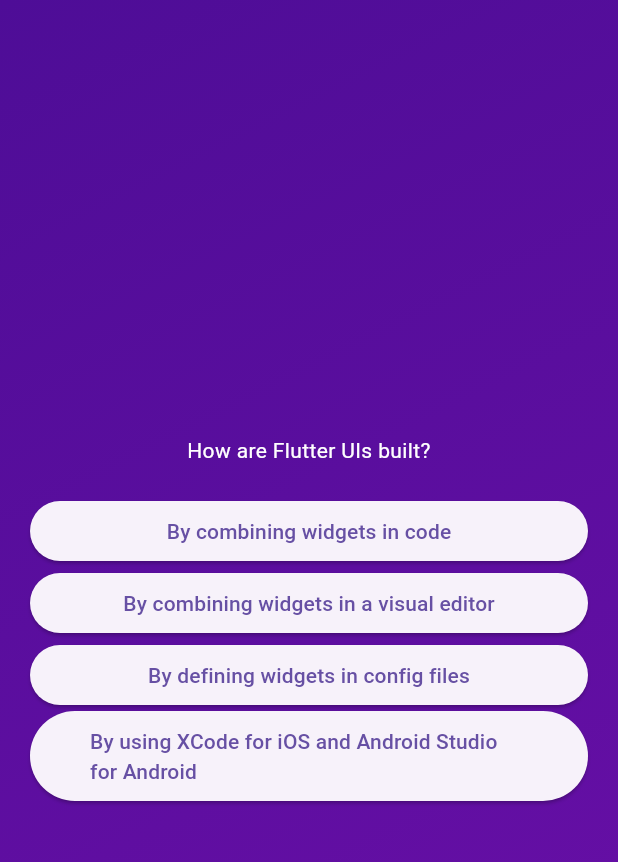
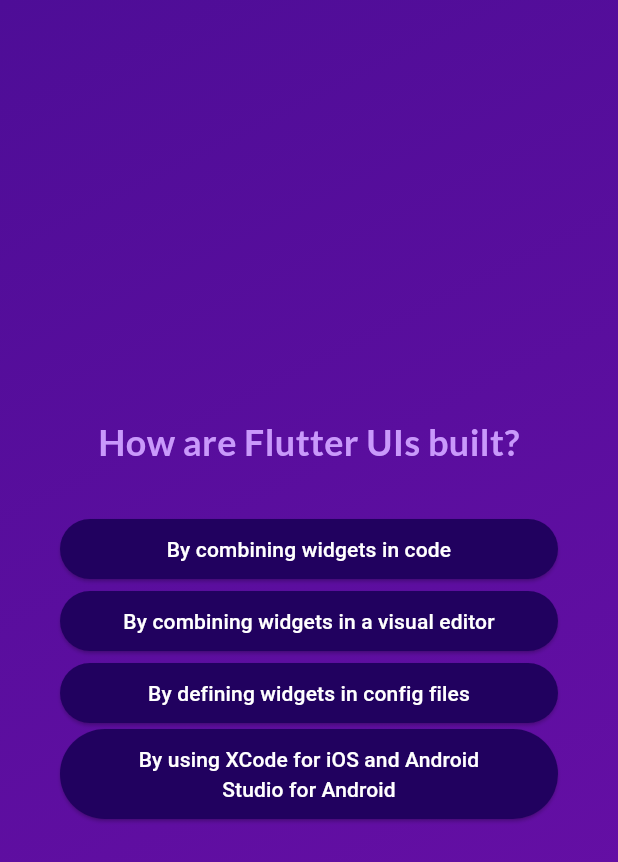
Before and after one commit to nongdinhtuyen/quiz_app, a Flutter app: the screen it shows after launch, after a tap on "Widgets", on a phone screen of 412 x 824 dp. Shown: the top 862 px of the screen. Run offline on Flutter 3.47's test engine with Material 3 defaults, Android fonts, the light colour scheme and no system bars; our stand-ins replace google_fonts.

Commit message:
finish project

```diff
--- /dev/null
+++ b/lib/answer_button.dart
@@ -0,0 +1,34 @@
+import 'package:flutter/material.dart';
+
+class AnswerButton extends StatelessWidget {
+  const AnswerButton({
+    super.key,
+    required this.answerText,
+    required this.onTap,
+  });
+
+  final String answerText;
+  final void Function() onTap;
+
+  @override
+  Widget build(BuildContext context) {
+    return ElevatedButton(
+      onPressed: onTap,
+      style: ElevatedButton.styleFrom(
+        padding: const EdgeInsets.symmetric(
+          vertical: 10,
+          horizontal: 40,
+        ),
+        backgroundColor: const Color.fromARGB(255, 33, 1, 95),
+        foregroundColor: Colors.white,
+        shape: RoundedRectangleBorder(
+          borderRadius: BorderRadius.circular(40),
+        ),
+      ),
+      child: Text(
+        answerText,
+        textAlign: TextAlign.center,
+      ),
+    );
+  }
+}
--- a/lib/questions_screen.dart
+++ b/lib/questions_screen.dart
@@ -1,10 +1,15 @@
 import 'package:flutter/material.dart';
 import 'package:quiz_app/data/question.dart';
+import 'package:quiz_app/answer_button.dart';
+import 'package:google_fonts/google_fonts.dart';
 
 class QuestionsScreen extends StatefulWidget {
-  const QuestionsScreen(this.chooseAnswer, {super.key});
+  const QuestionsScreen({
+    super.key,
+    required this.onSelectAnswer,
+  });
 
-  final void Function(String answers) chooseAnswer;
+  final void Function(String answer) onSelectAnswer;
 
   @override
   State<QuestionsScreen> createState() {
@@ -13,50 +18,47 @@
 }
 
 class _QuestionsScreenState extends State<QuestionsScreen> {
-  _QuestionsScreenState();
-  var currentIndex = 0;
+  var currentQuestionIndex = 0;
 
-  void answersQuestion(e) {
-    widget.chooseAnswer(e);
-    if (questions.length - 1 > currentIndex) {
-      setState(() {
-        currentIndex++;
-      });
-    }
+  void answerQuestion(String selectedAnswer) {
+    widget.onSelectAnswer(selectedAnswer);
+    // currentQuestionIndex = currentQuestionIndex + 1;
+    // currentQuestionIndex += 1;
+    setState(() {
+      currentQuestionIndex++; // increments the value by 1
+    });
   }
 
   @override
   Widget build(context) {
-    final currentQuestion = questions[currentIndex];
+    final currentQuestion = questions[currentQuestionIndex];
+
     return SizedBox(
       width: double.infinity,
       child: Container(
-        padding: const EdgeInsets.symmetric(horizontal: 20),
+        margin: const EdgeInsets.all(40),
         child: Column(
           mainAxisAlignment: MainAxisAlignment.center,
           crossAxisAlignment: CrossAxisAlignment.stretch,
           children: [
             Text(
               currentQuestion.text,
+              style: GoogleFonts.lato(
+                color: const Color.fromARGB(255, 201, 153, 251),
+                fontSize: 24,
+                fontWeight: FontWeight.bold,
+              ),
               textAlign: TextAlign.center,
-              style: const TextStyle(
-                color: Colors.white,
-              ),
             ),
-            const SizedBox(
-              height: 20,
-            ),
-            ...currentQuestion.answers.map((e) => ElevatedButton(
-                  onPressed: () => answersQuestion(e),
-                  style: ElevatedButton.styleFrom(
-                    padding: const EdgeInsets.symmetric(
-                        vertical: 10, horizontal: 40),
-                    shape: RoundedRectangleBorder(
-                      borderRadius: BorderRadius.circular(40),
-                    ),
-                  ),
-                  child: Text(e),
-                )),
+            const SizedBox(height: 30),
+            ...currentQuestion.answers.map((answer) {
+              return AnswerButton(
+                answerText: answer,
+                onTap: () {
+                  answerQuestion(answer);
+                },
+              );
+            })
           ],
         ),
       ),
--- a/lib/quiz.dart
+++ b/lib/quiz.dart
@@ -15,36 +15,45 @@
 }
 
 class _QuizState extends State<Quiz> {
-  List<String> selectedAnswers = [];
-  var activeScreen = 'start-screen';
+  final List<String> _selectedAnswers = [];
+  var _activeScreen = 'start-screen';
 
-  void switchScreen() {
+  void _switchScreen() {
     setState(() {
-      activeScreen = 'questions-screen';
+      _activeScreen = 'questions-screen';
     });
   }
 
-  void chooseAnswer(String answer) {
-    selectedAnswers.add(answer);
+  void _chooseAnswer(String answer) {
+    _selectedAnswers.add(answer);
 
-    if (selectedAnswers.length == questions.length) {
+    if (_selectedAnswers.length == questions.length) {
       setState(() {
-        activeScreen = 'results-screen';
+        _activeScreen = 'results-screen';
       });
     }
   }
 
+  void restartQuiz() {
+    setState(() {
+      _activeScreen = 'questions-screen';
+    });
+  }
+
   @override
   Widget build(context) {
-    Widget screenWidget = StartScreen(switchScreen);
+    Widget screenWidget = StartScreen(_switchScreen);
 
-    if (activeScreen == 'questions-screen') {
-      screenWidget = QuestionsScreen(chooseAnswer);
+    if (_activeScreen == 'questions-screen') {
+      screenWidget = QuestionsScreen(
+        onSelectAnswer: _chooseAnswer,
+      );
     }
 
-    if (activeScreen == 'results-screen') {
+    if (_activeScreen == 'results-screen') {
       screenWidget = ResultsScreen(
-        chosenAnswers: selectedAnswers,
+        chosenAnswers: _selectedAnswers,
+        onRestart: restartQuiz,
       );
     }
 
--- a/pubspec.yaml
+++ b/pubspec.yaml
@@ -34,6 +34,7 @@
   # The following adds the Cupertino Icons font to your application.
   # Use with the CupertinoIcons class for iOS style icons.
   cupertino_icons: ^1.0.2
+  google_fonts: ^6.1.0
 
 dev_dependencies:
   flutter_test:
```
Also changed, not shown: lib/question_summary/question_identifier.dart (added, +35 -0 lines), lib/question_summary/questions_summary.dart (added, +25 -0 lines), lib/question_summary/summary_item.dart (added, +58 -0 lines), lib/results_screen.dart (+29 -8 lines), pubspec.lock, 1 other file.
